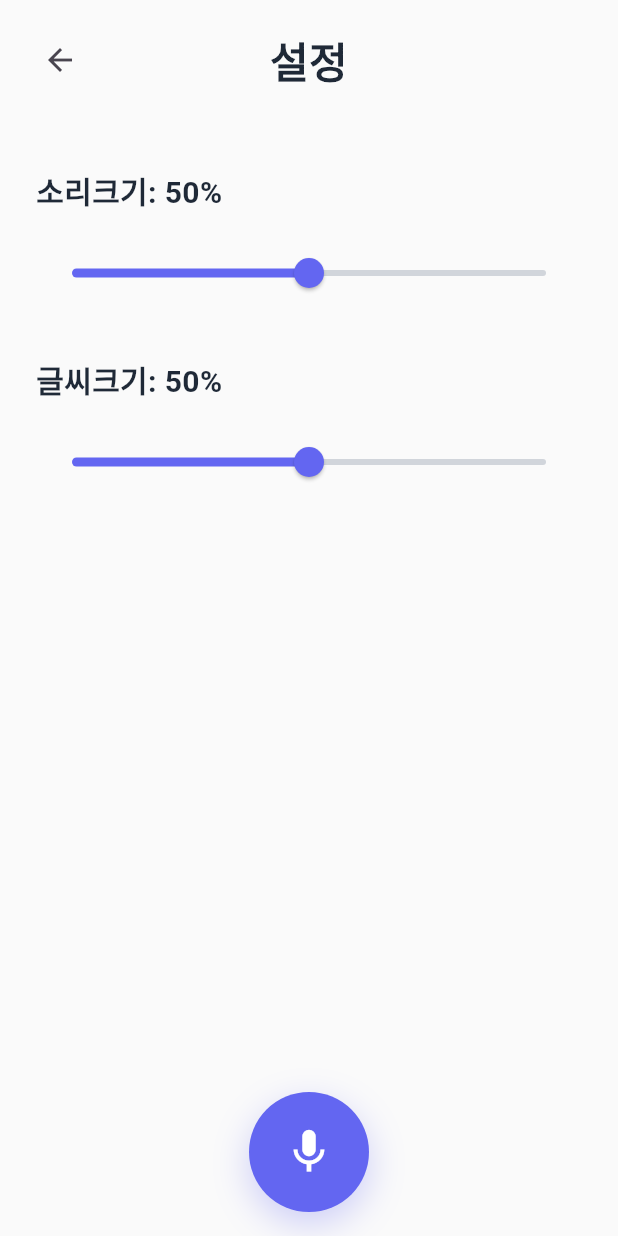
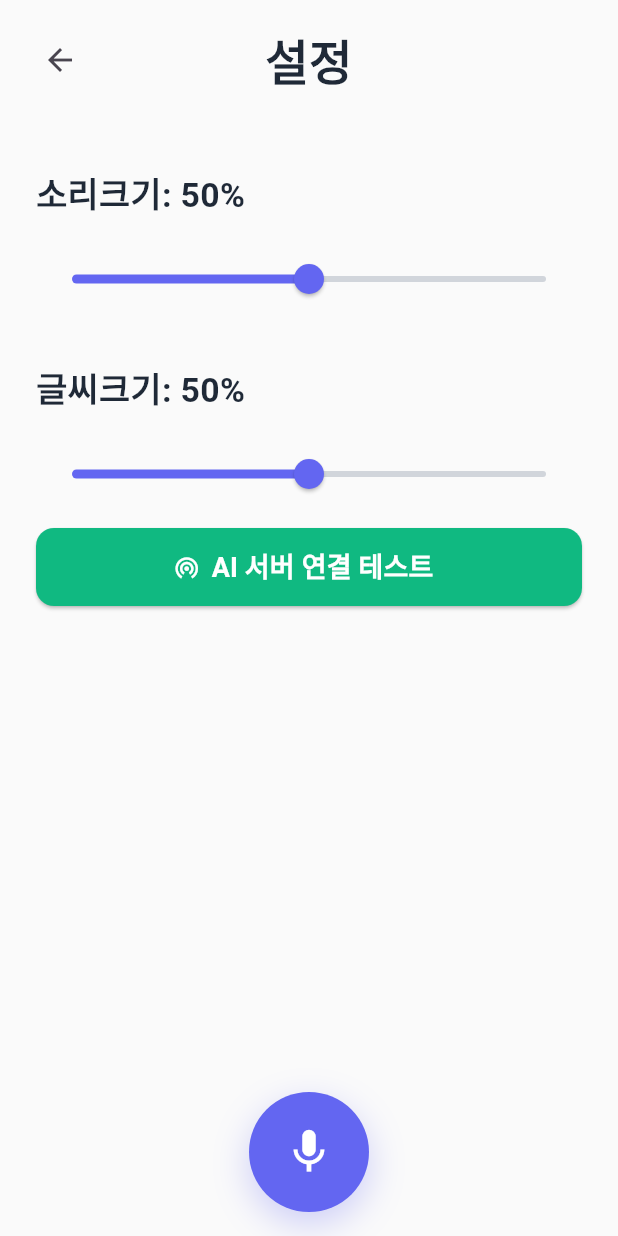
Before and after one commit to ChangHyeonn/RIDI, a Flutter app: the SettingsScreen screen opened directly, on a phone screen of 412 x 824 dp. Run offline on Flutter 3.47's test engine with Material 3 defaults, Android fonts, the phone set to English and light mode, and no system bars; our stand-ins replace audioplayers, device_info_plus, flutter_local_notifications, flutter_tts, permission_handler, shared_preferences and 3 more; accounts and stored records are empty; network calls fail.

Commit message:
ui 및 오류 개선 09:10

```diff
--- a/app_ai_proto/lib/screens/settings_screen.dart
+++ b/app_ai_proto/lib/screens/settings_screen.dart
@@ -2,6 +2,7 @@
 import 'package:provider/provider.dart';
 import '../providers/task_provider.dart';
 import '../widgets/global_voice_button.dart';
+import '../services/ai_service.dart';
 
 class SettingsScreen extends StatefulWidget {
   const SettingsScreen({super.key});
@@ -89,7 +90,7 @@
 
                 const SizedBox(height: 32),
 
-                // 글씨 크기 슬라이더
+                // 글씨 크기 슬라이더 (실시간 미리보기 반영)
                 Padding(
                   padding: const EdgeInsets.symmetric(horizontal: 24),
                   child: Column(
@@ -122,6 +123,61 @@
                           },
                         ),
                       ),
+
+                      const SizedBox(height: 12),
+
+                      // AI 서버 연결 테스트 버튼 (슬라이더 바로 아래)
+                      SizedBox(
+                        width: double.infinity,
+                        height: 52,
+                        child: ElevatedButton.icon(
+                          style: ElevatedButton.styleFrom(
+                            backgroundColor: const Color(0xFF10b981),
+                            foregroundColor: Colors.white,
+                            shape: RoundedRectangleBorder(
+                              borderRadius: BorderRadius.circular(12),
+                            ),
+                          ),
+                          onPressed: () async {
+                            try {
+                              final isConnected =
+                                  await AIService.testConnection();
+                              final snack = SnackBar(
+                                content: Text(
+                                  isConnected
+                                      ? 'AI 서버에 연결되었습니다.'
+                                      : 'AI 서버에 연결할 수 없습니다.',
+                                ),
+                                backgroundColor: isConnected
+                                    ? Colors.green
+                                    : Colors.red,
+                              );
+                              if (context.mounted) {
+                                ScaffoldMessenger.of(
+                                  context,
+                                ).showSnackBar(snack);
+                              }
+                            } catch (e) {
+                              if (context.mounted) {
+                                ScaffoldMessenger.of(context).showSnackBar(
+                                  SnackBar(
+                                    content: Text('연결 테스트 중 오류: $e'),
+                                    backgroundColor: Colors.red,
+                                  ),
+                                );
+                              }
+                            }
+                          },
+                          icon: const Icon(Icons.wifi_tethering),
+                          label: const Text(
+                            'AI 서버 연결 테스트',
+                            style: TextStyle(
+                              fontSize: 16,
+                              fontWeight: FontWeight.w600,
+                            ),
+                          ),
+                        ),
+                      ),
                     ],
                   ),
                 ),
--- a/app_ai_proto/lib/services/record_service.dart
+++ b/app_ai_proto/lib/services/record_service.dart
@@ -229,7 +229,7 @@
 
       // 음성 인식 시작 (권한은 이미 RecordScreen에서 확인됨)
       final success = await _sttService.startListening(
-        localeId: 'ko_KR',
+        // localeId를 강제하지 않고 기기 지원 로케일을 서비스 내부에서 선택
         partialResults: true,
         onDevice: false,
         assumePermissionGranted: true,
--- a/app_ai_proto/lib/services/unified_voice_service.dart
+++ b/app_ai_proto/lib/services/unified_voice_service.dart
@@ -128,7 +128,7 @@
       }
 
       final success = await _sttService.startListening(
-        localeId: 'ko_KR',
+        // localeId 강제 지정 제거: 서비스 내부에서 기기 지원 로케일 자동 선택
         partialResults: true,
         onDevice: false,
         assumePermissionGranted: false,
--- a/app_ai_proto/lib/widgets/global_voice_button.dart
+++ b/app_ai_proto/lib/widgets/global_voice_button.dart
@@ -16,6 +16,7 @@
   final RecordService _recordService = RecordService();
   bool _isRecording = false;
   bool _isProcessing = false;
+  bool _isOverlayOpen = false;
   String _recognizedText = '';
   String _aiResponseText = '';
 
@@ -34,13 +35,9 @@
       vsync: this,
     );
 
-    _pulseAnimation = Tween<double>(
-      begin: 1.0,
-      end: 1.2,
-    ).animate(CurvedAnimation(
-      parent: _pulseController,
-      curve: Curves.easeInOut,
-    ));
+    _pulseAnimation = Tween<double>(begin: 1.0, end: 1.2).animate(
+      CurvedAnimation(parent: _pulseController, curve: Curves.easeInOut),
+    );
 
     // 페이드 애니메이션 초기화
     _fadeController = AnimationController(
@@ -48,13 +45,9 @@
       vsync: this,
     );
 
-    _fadeAnimation = Tween<double>(
-      begin: 0.0,
-      end: 1.0,
-    ).animate(CurvedAnimation(
-      parent: _fadeController,
-      curve: Curves.easeInOut,
-    ));
+    _fadeAnimation = Tween<double>(begin: 0.0, end: 1.0).animate(
+      CurvedAnimation(parent: _fadeController, curve: Curves.easeInOut),
+    );
 
     _initializeRecordService();
   }
@@ -121,6 +114,11 @@
 
   Future<void> _startRecording() async {
     try {
+      // 오버레이 열기 + 녹음 시작
+      setState(() {
+        _isOverlayOpen = true;
+      });
+
       final success = await _recordService.startRecording();
       if (success) {
         setState(() {
@@ -152,12 +150,31 @@
     }
   }
 
+  Future<void> _cancelAndCloseOverlay() async {
+    try {
+      if (_isRecording) {
+        await _recordService.cancelRecording();
+      }
+    } catch (e) {
+      print('❌ 오버레이 닫기 중 취소 실패: $e');
+    } finally {
+      setState(() {
+        _isRecording = false;
+        _isProcessing = false;
+        _recognizedText = '';
+        _aiResponseText = '';
+        _isOverlayOpen = false;
+      });
+      _stopAnimations();
+    }
+  }
+
   @override
   Widget build(BuildContext context) {
     final bool isActive = _isRecording || _isProcessing;
 
-    // 평상시에는 버튼 영역(80x80)만 차지하여 다른 화면 터치에 영향을 주지 않음
-    if (!isActive) {
+    // 오버레이가 열리지 않았을 때는 작은 버튼만 노출
+    if (!_isOverlayOpen) {
       return SizedBox(
         width: 80,
         height: 80,
@@ -181,11 +198,7 @@
                 ),
               ],
             ),
-            child: const Icon(
-              Icons.mic,
-              color: Colors.white,
-              size: 35,
-            ),
+            child: const Icon(Icons.mic, color: Colors.white, size: 35),
           ),
         ),
       );
@@ -262,7 +275,10 @@
 
                 if (_recognizedText.isNotEmpty)
                   Container(
-                    padding: const EdgeInsets.symmetric(horizontal: 20, vertical: 10),
+                    padding: const EdgeInsets.symmetric(
+                      horizontal: 20,
+                      vertical: 10,
+                    ),
                     margin: const EdgeInsets.symmetric(horizontal: 40),
                     decoration: BoxDecoration(
                       color: Colors.white.withOpacity(0.9),
@@ -282,7 +298,10 @@
 
                 if (_aiResponseText.isNotEmpty)
                   Container(
-                    padding: const EdgeInsets.symmetric(horizontal: 20, vertical: 10),
+                    padding: const EdgeInsets.symmetric(
+                      horizontal: 20,
+                      vertical: 10,
+                    ),
                     margin: const EdgeInsets.symmetric(horizontal: 40),
                     decoration: BoxDecoration(
                       color: const Color(0xFF6366f1).withOpacity(0.9),
@@ -290,10 +309,7 @@
                     ),
                     child: Text(
                       _aiResponseText,
-                      style: const TextStyle(
-                        fontSize: 16,
-                        color: Colors.white,
-                      ),
+                      style: const TextStyle(fontSize: 16, color: Colors.white),
                       textAlign: TextAlign.center,
                     ),
                   ),
@@ -312,39 +328,83 @@
             ),
           ),
 
-          // 오버레이 상태에서도 버튼은 하단 중앙에 유지
+          // 하단 버튼 영역: 닫기 + 중지/녹음 토글
           Align(
             alignment: Alignment.bottomCenter,
             child: Padding(
-              padding: const EdgeInsets.only(bottom: 30),
-              child: SizedBox(
-                width: 80,
-                height: 80,
+              padding: const EdgeInsets.only(bottom: 24),
+              child: Row(
+                mainAxisAlignment: MainAxisAlignment.center,
+                children: [
+                  // 닫기 버튼
+                  SizedBox(
+                    width: 64,
+                    height: 64,
+                    child: GestureDetector(
+                      onTap: _cancelAndCloseOverlay,
+                      child: Container(
+                        decoration: BoxDecoration(
+                          color: Colors.grey[700],
+                          shape: BoxShape.circle,
+                          boxShadow: [
+                            BoxShadow(
+                              color: Colors.black.withOpacity(0.25),
+                              blurRadius: 12,
+                              offset: const Offset(0, 6),
+                            ),
+                          ],
+                        ),
+                        child: const Icon(
+                          Icons.close,
+                          color: Colors.white,
+                          size: 28,
+                        ),
+                      ),
+                    ),
+                  ),
+
+                  const SizedBox(width: 12),
+
+                  // 중지/녹음 토글 버튼
+                  SizedBox(
+                    width: 72,
+                    height: 72,
                     child: GestureDetector(
                       onTap: () {
+                        if (_isProcessing) return; // 처리 중엔 방지
                         if (_isRecording) {
                           _stopRecording();
+                        } else {
+                          _startRecording();
                         }
                       },
                       child: Container(
                         decoration: BoxDecoration(
-                      color: const Color(0xFF6366f1),
+                          color: _isRecording
+                              ? Colors.red
+                              : const Color(0xFF6366f1),
                           shape: BoxShape.circle,
                           boxShadow: [
                             BoxShadow(
-                          color: const Color(0xFF6366f1).withOpacity(0.3),
-                          blurRadius: 20,
-                          offset: const Offset(0, 8),
+                              color:
+                                  (_isRecording
+                                          ? Colors.red
+                                          : const Color(0xFF6366f1))
+                                      .withOpacity(0.3),
+                              blurRadius: 16,
+                              offset: const Offset(0, 6),
                             ),
                           ],
                         ),
-                    child: const Icon(
-                      Icons.mic,
+                        child: Icon(
+                          _isRecording ? Icons.stop : Icons.mic,
                           color: Colors.white,
-                      size: 35,
+                          size: 32,
                         ),
                       ),
                     ),
+                  ),
+                ],
               ),
             ),
           ),
```
Also changed, not shown: app_ai_proto/lib/main.dart (+17 -2 lines), app_ai_proto/lib/services/speech_to_text_service.dart (+27 -9 lines), 1 other file. Lines whose indentation alone changed are shown as unchanged.
